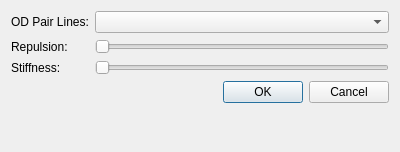
Before: the Qt Designer form flow_map_arrow_curver_dialog_base.ui in patmalcolm91/qgis-plugin-flow-map-arrow-curver, drawn with Qt 5.
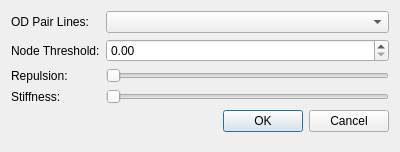
After: the same form once the commit is applied.

Commit message: Add ArrowCalculator.getNodesFromLineLayer() along with related node distance and threshold functionality.

What changed in the file:
```diff
--- a/flow_map_arrow_curver_dialog_base.ui
+++ b/flow_map_arrow_curver_dialog_base.ui
@@ -28,7 +28,7 @@
      </property>
     </widget>
    </item>
-   <item row="3" column="1">
+   <item row="4" column="1">
     <widget class="QDialogButtonBox" name="button_box">
      <property name="orientation">
       <enum>Qt::Horizontal</enum>
@@ -38,7 +38,7 @@
      </property>
     </widget>
    </item>
-   <item row="1" column="1">
+   <item row="2" column="1">
     <widget class="QSlider" name="repulsionSlider">
      <property name="toolTip">
       <string>The force with which nodes repel the arc control points.</string>
@@ -48,14 +48,14 @@
      </property>
     </widget>
    </item>
-   <item row="1" column="0">
+   <item row="2" column="0">
     <widget class="QLabel" name="repulsionLabel">
      <property name="text">
       <string>Repulsion:</string>
      </property>
     </widget>
    </item>
-   <item row="2" column="1">
+   <item row="3" column="1">
     <widget class="QSlider" name="stiffnessSlider">
      <property name="toolTip">
       <string>The force with which arc control points are attracted back to the straight-line midpoint.</string>
@@ -65,13 +65,33 @@
      </property>
     </widget>
    </item>
-   <item row="2" column="0">
+   <item row="3" column="0">
     <widget class="QLabel" name="stiffnessLabel">
      <property name="text">
       <string>Stiffness:</string>
      </property>
     </widget>
    </item>
+   <item row="1" column="0">
+    <widget class="QLabel" name="nodeThresholdLabel">
+     <property name="text">
+      <string>Node Threshold:</string>
+     </property>
+    </widget>
+   </item>
+   <item row="1" column="1">
+    <widget class="QDoubleSpinBox" name="nodeThresholdBox">
+     <property name="toolTip">
+      <string>Threshold distance for considering two nodes the same.</string>
+     </property>
+     <property name="maximum">
+      <double>1000.000000000000000</double>
+     </property>
+     <property name="value">
+      <double>0.000000000000000</double>
+     </property>
+    </widget>
+   </item>
   </layout>
  </widget>
  <resources/>
```
The commit also changes 3 other files.
